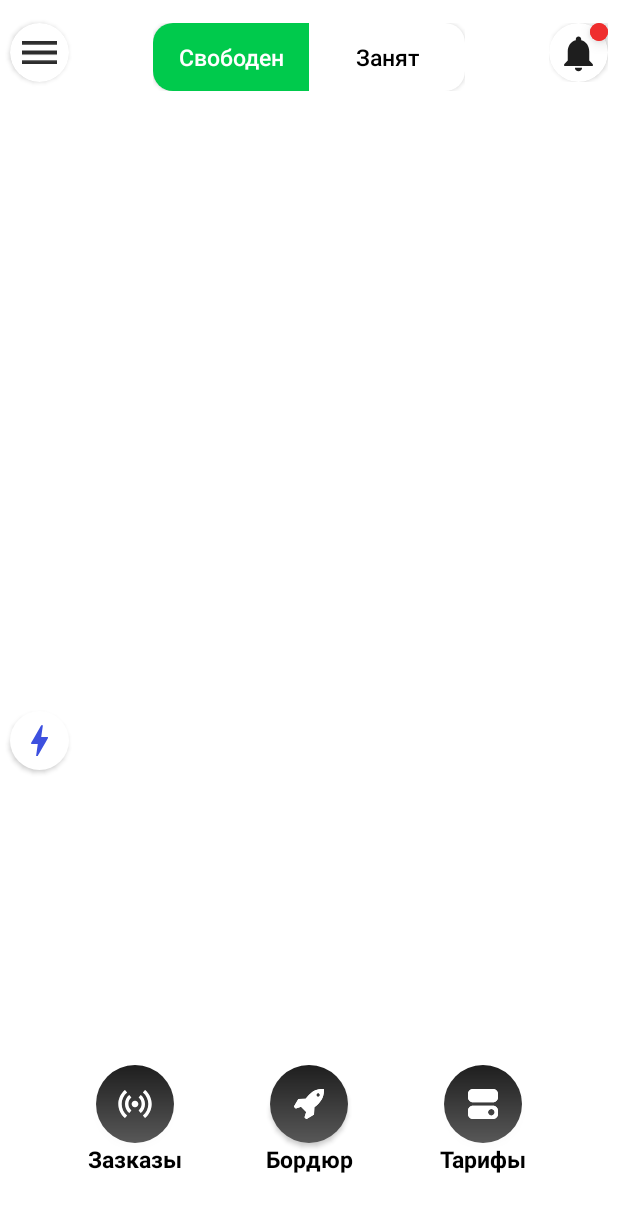
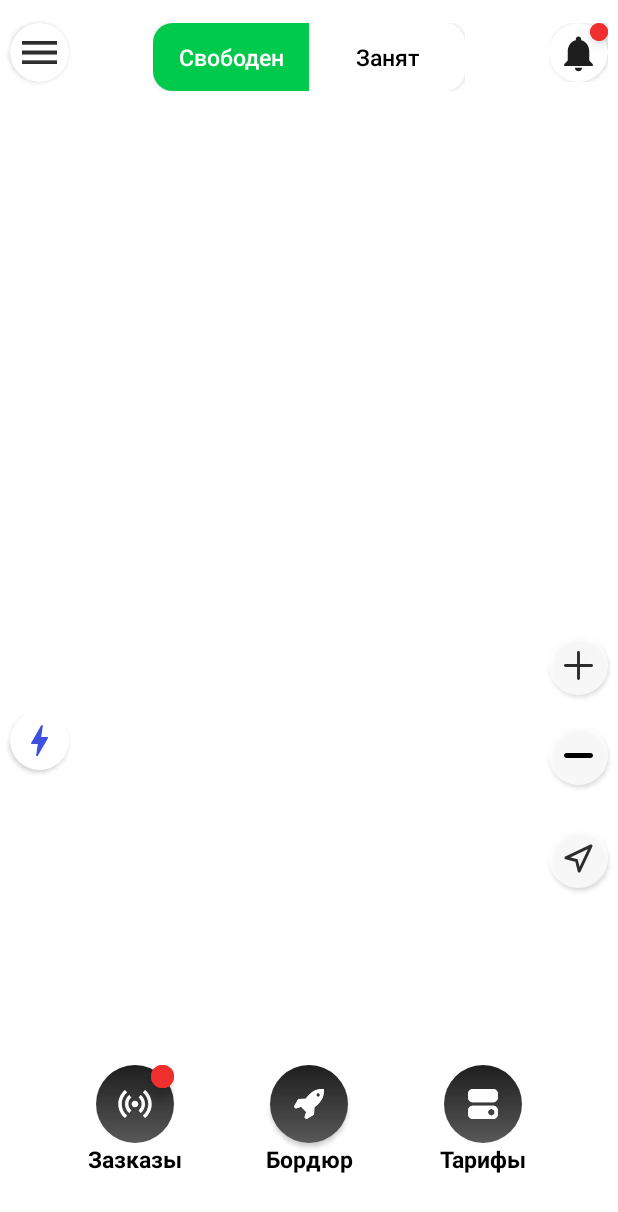
Before and after one commit to OrifjonOlimjonov/MapboxSDK, an Android app: the layout activity_main.xml on its own in the app's theme, with its tools: preview values and no code run, on a phone screen of 412 x 824 dp. Shown: the top 1212 px of the screen. Run offline under Robolectric (Android 15) with nearby library versions, the phone set to English and light mode, and no system bars; plain views replace MapView.

Commit message:
Update UI

```diff
--- a/app/src/main/java/uz/orifjon/mapboxexample/MainActivity.kt
+++ b/app/src/main/java/uz/orifjon/mapboxexample/MainActivity.kt
@@ -9,7 +9,9 @@ import android.os.Bundle
 import android.os.Looper
 import androidx.appcompat.app.AppCompatActivity
 import androidx.appcompat.content.res.AppCompatResources
+import androidx.core.app.ActivityCompat
 import com.mapbox.android.core.location.*
+import com.mapbox.geojson.Point
 import com.mapbox.maps.*
 import com.mapbox.maps.extension.style.expressions.dsl.generated.interpolate
 import com.mapbox.maps.plugin.LocationPuck2D
@@ -21,55 +23,98 @@ import uz.orifjon.mapboxexample.service.LocationService
 import uz.orifjon.mapboxexample.utils.LocationPermissionHelper
 import java.lang.ref.WeakReference
 
-class MainActivity : AppCompatActivity()  {
+class MainActivity : AppCompatActivity() {
 
 
     private var _binding: ActivityMainBinding? = null
     private val binding get() = _binding!!
 
     private lateinit var locationPermissionHelper: LocationPermissionHelper
+
     @SuppressLint("MissingInflatedId")
     override fun onCreate(savedInstanceState: Bundle?) {
         super.onCreate(savedInstanceState)
         _binding = ActivityMainBinding.inflate(layoutInflater)
         setContentView(binding.root)
 
+
+
         locationPermissionHelper = LocationPermissionHelper(WeakReference(this))
 
         locationPermissionHelper.checkPermissions {
-            Intent(applicationContext,LocationService::class.java).apply {
-                action = LocationService.ACTION_START
-                startService(this)
-            }
+
             onMapReady()
+            startSaveLocation()
         }
 
 
+    }
+
+    private fun startSaveLocation(){
+
+        Intent(applicationContext, LocationService::class.java).apply {
+            action = LocationService.ACTION_START
+            startService(this)
+        }
 
     }
+
     private fun onMapReady() {
+
+        cameraOption()
+
+        disabledScaleAndCompass()
+
+        configureTheme()
+    }
+
+    private fun cameraOption() {
+        var zoom = 14.0
         binding.mapView.getMapboxMap().setCamera(
             CameraOptions.Builder()
                 .zoom(14.0)
                 .build()
         )
 
-        disabledScaleAndCompass()
+        binding.btnZoomPlus.setOnClickListener {
+            zoom++
+            binding.mapView.getMapboxMap().setCamera(
+                CameraOptions.Builder()
+                    .zoom(zoom)
+                    .build()
+            )
+        }
 
-        configureTheme()
+        binding.btnZoomMinus.setOnClickListener {
+            zoom--
+            binding.mapView.getMapboxMap().setCamera(
+                CameraOptions.Builder()
+                    .zoom(zoom)
+                    .build()
+            )
+        }
+
+        binding.btnNavigation.setOnClickListener {
+            binding.mapView.getMapboxMap().setCamera(
+                CameraOptions.Builder()
+                    .center(Point.fromLngLat(41.34,69.28))
+                    .zoom(zoom)
+                    .build()
+            )
+        }
     }
 
+
     private fun configureTheme() {
-        when(resources.configuration.uiMode and Configuration.UI_MODE_NIGHT_MASK) {
-            Configuration.UI_MODE_NIGHT_YES ->
-            {
+        when (resources.configuration.uiMode and Configuration.UI_MODE_NIGHT_MASK) {
+            Configuration.UI_MODE_NIGHT_YES -> {
                 binding.mapView.getMapboxMap().loadStyleUri(
                     Style.DARK
                 ) {
                     initLocationComponent()
                 }
             }
-            Configuration.UI_MODE_NIGHT_NO->{
+            Configuration.UI_MODE_NIGHT_NO -> {
                 binding.mapView.getMapboxMap().loadStyleUri(
                     Style.LIGHT
                 ) {
@@ -115,8 +160,6 @@ class MainActivity : AppCompatActivity()  {
     }
 
 
-
-
     override fun onRequestPermissionsResult(
         requestCode: Int,
         permissions: Array<String>,
@@ -127,6 +170,4 @@ class MainActivity : AppCompatActivity()  {
     }
 
 
-
-
 }
--- a/app/src/main/java/uz/orifjon/mapboxexample/service/LocationService.kt
+++ b/app/src/main/java/uz/orifjon/mapboxexample/service/LocationService.kt
@@ -45,7 +45,7 @@ class LocationService : Service() {
 
     private fun start() {
         locationClient
-            .getLocationUpdates(1000L)
+            .getLocationUpdates(5000L)
             .catch { e -> e.printStackTrace() }
             .onEach { location ->
                 val lat = location.latitude
--- /dev/null
+++ b/app/src/main/res/drawable/btn_background_navigation.xml
@@ -0,0 +1,14 @@
+<?xml version="1.0" encoding="utf-8"?>
+<layer-list xmlns:android="http://schemas.android.com/apk/res/android">
+    <item>
+        <shape>
+            <corners android:radius="@dimen/_30sdp"/>
+        <solid android:color="@color/zoomButton"/>
+        </shape>
+    </item>
+    <item android:drawable="@drawable/ic_navigation"
+        android:top="@dimen/_8sdp"
+        android:bottom="@dimen/_8sdp"
+        android:left="@dimen/_8sdp"
+        android:right="@dimen/_8sdp"/>
+</layer-list>
--- /dev/null
+++ b/app/src/main/res/drawable/btn_background_zoom_minus.xml
@@ -0,0 +1,14 @@
+<?xml version="1.0" encoding="utf-8"?>
+<layer-list xmlns:android="http://schemas.android.com/apk/res/android">
+    <item>
+        <shape>
+            <corners android:radius="@dimen/_30sdp"/>
+        <solid android:color="@color/zoomButton"/>
+        </shape>
+    </item>
+    <item android:drawable="@drawable/ic_zoom_minus"
+        android:top="@dimen/_8sdp"
+        android:bottom="@dimen/_8sdp"
+        android:left="@dimen/_8sdp"
+        android:right="@dimen/_8sdp"/>
+</layer-list>
--- /dev/null
+++ b/app/src/main/res/drawable/btn_background_zoom_plus.xml
@@ -0,0 +1,14 @@
+<?xml version="1.0" encoding="utf-8"?>
+<layer-list xmlns:android="http://schemas.android.com/apk/res/android">
+    <item>
+        <shape>
+            <corners android:radius="@dimen/_30sdp"/>
+        <solid android:color="@color/zoomButton"/>
+        </shape>
+    </item>
+    <item android:drawable="@drawable/ic_zoom_plus"
+        android:top="@dimen/_8sdp"
+        android:bottom="@dimen/_8sdp"
+        android:left="@dimen/_8sdp"
+        android:right="@dimen/_8sdp"/>
+</layer-list>
--- /dev/null
+++ b/app/src/main/res/drawable/ic_navigation.xml
@@ -0,0 +1,14 @@
+<vector xmlns:android="http://schemas.android.com/apk/res/android"
+    android:width="15dp"
+    android:height="15dp"
+    android:viewportWidth="15"
+    android:viewportHeight="15">
+  <path
+      android:pathData="M1,7.158L14,1L7.842,14L6.474,8.526L1,7.158V7.158Z"
+      android:strokeLineJoin="round"
+      android:strokeWidth="1.5"
+      android:fillColor="#00000000"
+      android:fillType="evenOdd"
+      android:strokeColor="#2C2C2C"
+      android:strokeLineCap="round"/>
+</vector>
--- /dev/null
+++ b/app/src/main/res/drawable/ic_zoom_minus.xml
@@ -0,0 +1,4 @@
+<vector android:height="14dp" android:viewportHeight="459.31"
+    android:viewportWidth="459.31" android:width="24dp" xmlns:android="http://schemas.android.com/apk/res/android">
+    <path android:fillColor="#000000" android:pathData="M459.31,229.65c0,22.2 -17.99,40.2 -40.21,40.2H40.18c-11.09,0 -21.14,-4.5 -28.42,-11.77C4.49,250.81 0,240.76 0,229.66c-0.01,-22.2 17.99,-40.2 40.2,-40.19h378.94C441.33,189.47 459.31,207.46 459.31,229.65z"/>
+</vector>
--- /dev/null
+++ b/app/src/main/res/drawable/ic_zoom_plus.xml
@@ -0,0 +1,10 @@
+<vector xmlns:android="http://schemas.android.com/apk/res/android"
+    android:width="17dp"
+    android:height="17dp"
+    android:viewportWidth="17"
+    android:viewportHeight="17">
+  <path
+      android:pathData="M8.5,0C8.735,0 8.935,0.083 9.101,0.249C9.267,0.415 9.35,0.615 9.35,0.85V7.65H16.15C16.385,7.65 16.585,7.733 16.751,7.899C16.917,8.065 17,8.265 17,8.5C17,8.735 16.917,8.935 16.751,9.101C16.585,9.267 16.385,9.35 16.15,9.35H9.35V16.15C9.35,16.385 9.267,16.585 9.101,16.751C8.935,16.917 8.735,17 8.5,17C8.265,17 8.065,16.917 7.899,16.751C7.733,16.585 7.65,16.385 7.65,16.15V9.35H0.85C0.615,9.35 0.415,9.267 0.249,9.101C0.083,8.935 0,8.735 0,8.5C0,8.265 0.083,8.065 0.249,7.899C0.415,7.733 0.615,7.65 0.85,7.65H7.65V0.85C7.65,0.615 7.733,0.415 7.899,0.249C8.065,0.083 8.265,0 8.5,0Z"
+      android:fillColor="#2C2C2C"
+      android:fillType="evenOdd"/>
+</vector>
--- a/app/src/main/res/layout/activity_main.xml
+++ b/app/src/main/res/layout/activity_main.xml
@@ -77,6 +77,7 @@
             app:layout_constraintVertical_bias="0.02">
 
             <androidx.cardview.widget.CardView
+                android:id="@+id/btnNotification"
                 android:layout_width="@dimen/_30sdp"
                 android:layout_height="@dimen/_30sdp"
                 android:clickable="true"
@@ -107,16 +108,41 @@
                 app:layout_constraintTop_toTopOf="parent" />
         </androidx.constraintlayout.widget.ConstraintLayout>
 
-        <androidx.appcompat.widget.AppCompatButton
-            android:id="@+id/btnOrder"
-            android:layout_width="@dimen/_40sdp"
-            android:layout_height="@dimen/_40sdp"
-            android:background="@drawable/btn_order_background"
+        <androidx.constraintlayout.widget.ConstraintLayout
+            android:id="@+id/line2"
+            android:layout_width="wrap_content"
+            android:layout_height="wrap_content"
             app:layout_constraintBottom_toBottomOf="parent"
             app:layout_constraintLeft_toLeftOf="parent"
             app:layout_constraintRight_toLeftOf="@id/btnBorder"
             app:layout_constraintTop_toTopOf="parent"
-            app:layout_constraintVertical_bias="0.92" />
+            app:layout_constraintVertical_bias="0.92">
+
+            <androidx.appcompat.widget.AppCompatButton
+
+                android:id="@+id/btnOrder"
+                android:layout_width="@dimen/_40sdp"
+                android:layout_height="@dimen/_40sdp"
+                android:background="@drawable/btn_order_background"
+                app:layout_constraintBottom_toBottomOf="parent"
+                app:layout_constraintEnd_toEndOf="parent"
+                app:layout_constraintStart_toStartOf="parent"
+                app:layout_constraintTop_toTopOf="parent" />
+
+            <com.google.android.material.floatingactionbutton.ExtendedFloatingActionButton
+                android:layout_width="@dimen/_12sdp"
+                android:layout_height="@dimen/_12sdp"
+                android:backgroundTint="#EF2E2E"
+                android:contentDescription="@string/_1"
+                android:gravity="center"
+                android:text="@string/_1"
+                android:textSize="@dimen/_1ssp"
+                android:textColor="@color/white"
+                app:layout_constraintRight_toRightOf="parent"
+                app:layout_constraintTop_toTopOf="parent" />
+
+        </androidx.constraintlayout.widget.ConstraintLayout>
+
 
         <TextView
             android:id="@+id/tvOrder"
@@ -127,9 +153,9 @@
             android:textSize="@dimen/_12ssp"
             android:textStyle="bold"
             app:layout_constraintBottom_toBottomOf="parent"
-            app:layout_constraintLeft_toLeftOf="@id/btnOrder"
-            app:layout_constraintRight_toRightOf="@id/btnOrder"
-            app:layout_constraintTop_toBottomOf="@id/btnOrder"
+            app:layout_constraintLeft_toLeftOf="@id/line2"
+            app:layout_constraintRight_toRightOf="@id/line2"
+            app:layout_constraintTop_toBottomOf="@id/line2"
             app:layout_constraintVertical_bias="0" />
 
         <androidx.appcompat.widget.AppCompatButton
@@ -138,7 +164,7 @@
             android:layout_height="@dimen/_40sdp"
             android:background="@drawable/btn_border_background"
             app:layout_constraintBottom_toBottomOf="parent"
-            app:layout_constraintLeft_toRightOf="@id/btnOrder"
+            app:layout_constraintLeft_toRightOf="@id/line2"
             app:layout_constraintRight_toLeftOf="@id/btnClass"
             app:layout_constraintTop_toTopOf="parent"
             app:layout_constraintVertical_bias="0.92" />
@@ -187,11 +213,45 @@
             android:id="@+id/btnCompass"
             android:layout_width="@dimen/_30sdp"
             android:layout_height="@dimen/_30sdp"
-            app:layout_constraintVertical_bias="0.7"
             android:background="@drawable/btn_background_compass"
-            app:layout_constraintBottom_toTopOf="@id/btnOrder"
+            app:layout_constraintBottom_toTopOf="@id/line2"
             app:layout_constraintLeft_toLeftOf="@id/btnMenu"
-            app:layout_constraintTop_toTopOf="@id/btnMenu" />
+            app:layout_constraintTop_toTopOf="@id/btnMenu"
+            app:layout_constraintVertical_bias="0.7" />
+
+        <androidx.appcompat.widget.AppCompatButton
+            android:id="@+id/btnZoomPlus"
+            android:layout_width="@dimen/_30sdp"
+            android:layout_height="@dimen/_30sdp"
+            android:background="@drawable/btn_background_zoom_plus"
+            app:layout_constraintBottom_toTopOf="@id/btnClass"
+            app:layout_constraintLeft_toLeftOf="@id/line1"
+            app:layout_constraintRight_toRightOf="@id/line1"
+            app:layout_constraintTop_toBottomOf="@id/line1"
+            app:layout_constraintVertical_bias="0.6" />
+
+
+        <androidx.appcompat.widget.AppCompatButton
+            android:id="@+id/btnZoomMinus"
+            android:layout_width="@dimen/_30sdp"
+            android:layout_height="@dimen/_30sdp"
+            android:background="@drawable/btn_background_zoom_minus"
+            app:layout_constraintBottom_toTopOf="@id/btnClass"
+            app:layout_constraintLeft_toLeftOf="@id/line1"
+            app:layout_constraintRight_toRightOf="@id/line1"
+            app:layout_constraintTop_toBottomOf="@id/btnZoomPlus"
+            app:layout_constraintVertical_bias="0.1" />
+
+        <androidx.appcompat.widget.AppCompatButton
+            android:id="@+id/btnNavigation"
+            android:layout_width="@dimen/_30sdp"
+            android:layout_height="@dimen/_30sdp"
+            android:background="@drawable/btn_background_navigation"
+            app:layout_constraintBottom_toTopOf="@id/btnClass"
+            app:layout_constraintLeft_toLeftOf="@id/line1"
+            app:layout_constraintRight_toRightOf="@id/line1"
+            app:layout_constraintTop_toBottomOf="@id/btnZoomMinus"
+            app:layout_constraintVertical_bias="0.2" />
 
     </androidx.constraintlayout.widget.ConstraintLayout>
 </com.mapbox.maps.MapView>
--- a/app/src/main/res/values-night/colors.xml
+++ b/app/src/main/res/values-night/colors.xml
@@ -5,4 +5,5 @@
     <color name="start">#5F5F5F</color>
     <color name="end">#CFCFCF</color>
     <color name="text">#FFFFFF</color>
+    <color name="zoomButton">#BEBEBE</color>
 </resources>
--- a/app/src/main/res/values/colors.xml
+++ b/app/src/main/res/values/colors.xml
@@ -11,4 +11,5 @@
     <color name="start">#1E1E1E</color>
     <color name="end">#585858</color>
     <color name="text">#000000</color>
+    <color name="zoomButton">#CCFFFFFF</color>
 </resources>
```
